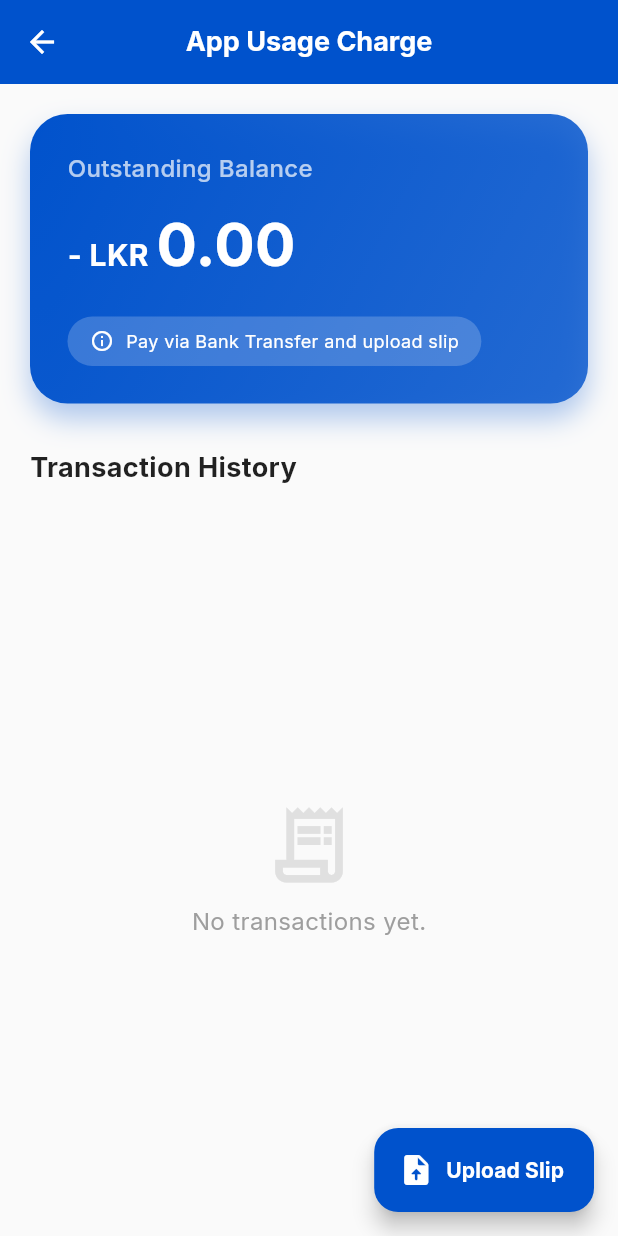
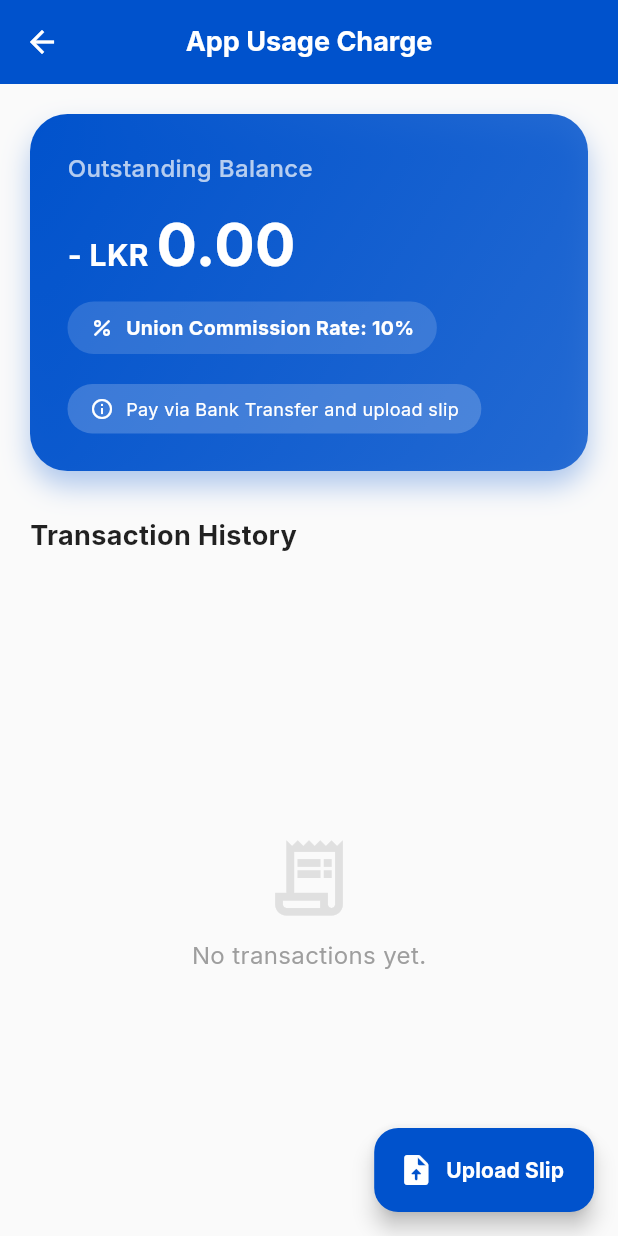
Before and after one commit to sampathwran/AIAPRTD_Member_App, a Flutter app: the AppUsagePage screen opened directly, on a phone screen of 412 x 824 dp. Run offline on Flutter 3.47's test engine with Material 3 defaults, Android fonts, the phone set to English and light mode, and no system bars; our stand-ins replace audioplayers, battery_plus, cached_network_image, camera, cloud_firestore, firebase_auth and 12 more; missing offline and left inert: app_to_foreground, dash_bubble, google_mlkit_face_detection, mailer, record; accounts and stored records are empty.

Commit message:
Add Union Commission Rate indicator to App Usage Page

```diff
--- a/lib/features/finance/app_usage_page.dart
+++ b/lib/features/finance/app_usage_page.dart
@@ -114,6 +114,25 @@ class _AppUsagePageState extends State<AppUsagePage> {
                 style: const TextStyle(color: Colors.white, fontSize: 40, fontWeight: FontWeight.bold),
               ),
             ],
+          ),
+          const SizedBox(height: 10),
+          Container(
+            padding: const EdgeInsets.symmetric(horizontal: 15, vertical: 8),
+            decoration: BoxDecoration(
+              color: Colors.white.withValues(alpha: 0.15),
+              borderRadius: BorderRadius.circular(20),
+            ),
+            child: Row(
+              mainAxisSize: MainAxisSize.min,
+              children: [
+                const Icon(Icons.percent, color: Colors.white, size: 16),
+                const SizedBox(width: 8),
+                Text(
+                  "Union Commission Rate: ${Provider.of<FinanceProvider>(context, listen: false).driverCommissionRate.toStringAsFixed(0)}%",
+                  style: const TextStyle(color: Colors.white, fontSize: 13, fontWeight: FontWeight.bold),
+                ),
+              ],
+            ),
           ),
           const SizedBox(height: 20),
           Container(
```
